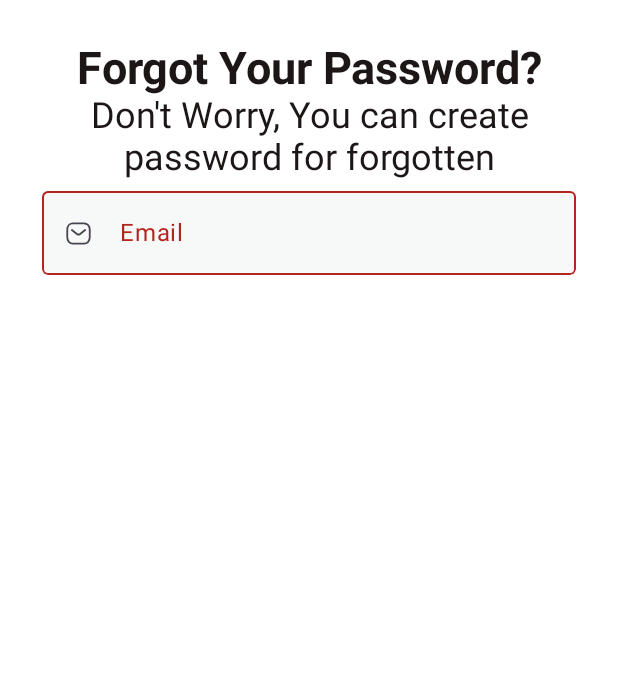
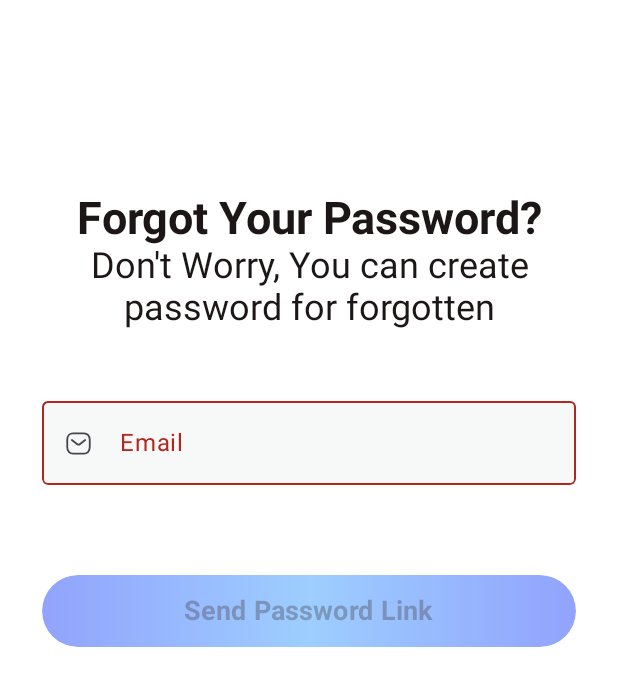
Before and after one commit to PriyanshuRaval/Dummy_Project, an Android app built with Jetpack Compose: the @Preview function ForgetPasswordScreenPreview, on a phone screen of 412 x 824 dp. Shown: the top 686 px of the screen. Run offline under Robolectric (Android 15) with nearby library versions, the phone set to English and light mode, and no system bars; our stand-ins replace Firebase (no records; nobody signed in at launch, a user with empty details on screens opened directly).

Commit message:
Third Commit

```diff
--- a/app/src/main/java/com/example/mysplashscreen/Screens/ForgetPasswordScreen.kt
+++ b/app/src/main/java/com/example/mysplashscreen/Screens/ForgetPasswordScreen.kt
@@ -3,7 +3,9 @@ package com.example.mysplashscreen.Screens
 import androidx.compose.foundation.background
 import androidx.compose.foundation.layout.Box
 import androidx.compose.foundation.layout.Column
+import androidx.compose.foundation.layout.Spacer
 import androidx.compose.foundation.layout.fillMaxSize
+import androidx.compose.foundation.layout.height
 import androidx.compose.foundation.layout.padding
 import androidx.compose.foundation.shape.RoundedCornerShape
 import androidx.compose.material.icons.Icons
@@ -18,6 +20,7 @@ import androidx.compose.ui.tooling.preview.Preview
 import androidx.compose.ui.unit.dp
 import androidx.lifecycle.viewmodel.compose.viewModel
 import com.example.mysplashscreen.R
+import com.example.mysplashscreen.components.ButtonComponent
 import com.example.mysplashscreen.components.HeadingTextComponent
 import com.example.mysplashscreen.components.MyTextFieldComponent
 import com.example.mysplashscreen.components.NormalTextComponent
@@ -43,15 +46,32 @@ fun ForgetPasswordScreen(forgetViewModel: ForgetViewModel = viewModel()){
                 .fillMaxSize()
                 .align(Alignment.Center)){
 
+                Spacer(Modifier.height(100.dp))
+
+
                 HeadingTextComponent(value = stringResource(id = R.string.forgot_password))
 
                 NormalTextComponent(value = stringResource(R.string.Forget_text))
+
+                Spacer(Modifier.height(40.dp))
+
 
                 MyTextFieldComponent(labelValue = stringResource(id = R.string.email), painterResource = painterResource(
                     id = R.drawable.message), onTextSelected = {
                     forgetViewModel.onEvent(ForgetUIEvent.EmailChanged(it))
                 },
                     errorStatus = forgetViewModel.forgetUIState.value.emailError
+                )
+
+                Spacer(Modifier.height(60.dp))
+
+
+                ButtonComponent(
+                    value = stringResource(R.string.send_password_link),
+                    onButtonClicked = {
+                        forgetViewModel.onEvent(ForgetUIEvent.ForgetButtonClicked)
+                    },
+                    isEnabled = forgetViewModel.allValidationsPasses.value
                 )
             }
         }
--- a/app/src/main/java/com/example/mysplashscreen/data/login/LoginViewModel.kt
+++ b/app/src/main/java/com/example/mysplashscreen/data/login/LoginViewModel.kt
@@ -35,6 +35,8 @@ class LoginViewModel : ViewModel() {
             is LoginUIEvent.LoginButtonClicked -> {
                 login()
             }
+
+            else -> {}
         }
         validateLoginUIDataWithRules()
     }
--- a/app/src/main/res/values/strings.xml
+++ b/app/src/main/res/values/strings.xml
@@ -20,4 +20,5 @@
     <string name="home">Home</string>
     <string name="logout">Logout</string>
     <string name="Forget_text">Don\'t Worry, You can create password for forgotten</string>
+    <string name="send_password_link">Send Password Link</string>
 </resources>
```
